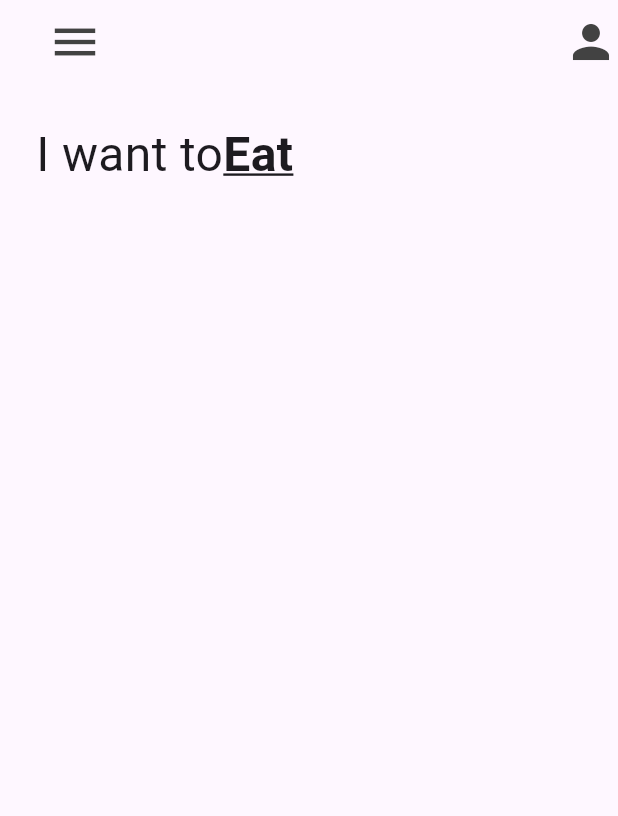
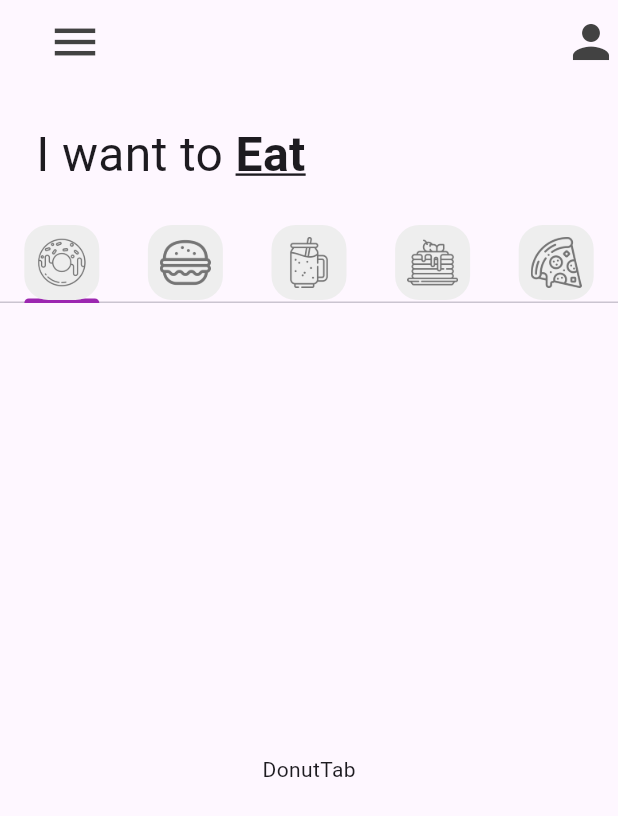
Before and after one commit to MajitoCan/reto1_donut_app_majo_ceh, a Flutter app: the screen it shows after launch, on a phone screen of 412 x 824 dp. Shown: the top 816 px of the screen. Run offline on Flutter 3.47's test engine with Material 3 defaults, Android fonts, the light colour scheme and no system bars.

Commit message:
Añadiendo_Tab

```diff
--- a/lib/main.dart
+++ b/lib/main.dart
@@ -10,8 +10,9 @@ class MainApp extends StatelessWidget {
 
   @override
   Widget build(BuildContext context) {
-    return const MaterialApp(
-      home: HomePage(),
+    return MaterialApp(
+      home: const HomePage(),
+      theme: ThemeData(tabBarTheme: const TabBarTheme(indicatorColor: Colors.purple)), //poner de color morado la barrita de abajo
     );
   }
 }
--- a/lib/pages/home_page.dart
+++ b/lib/pages/home_page.dart
@@ -1,4 +1,11 @@
 import 'package:flutter/material.dart';
+
+import '../tab/burger_tab.dart';
+import '../tab/donut_tab.dart';
+import '../tab/pancake_tab.dart';
+import '../tab/pizza_tab.dart';
+import '../tab/smoothie_tab.dart';
+import '../utils/my_tab.dart';
 
 class HomePage extends StatefulWidget {
   const HomePage({super.key});
@@ -8,9 +15,25 @@ class HomePage extends StatefulWidget {
 }
 
 class _HomePageState extends State<HomePage> {
+  List<Widget>myTabs=[
+    //donut
+    const MyTab(iconPath: 'lib/icons/donut.png'),
+
+    const MyTab(iconPath: 'lib/icons/burger.png'),
+
+    const MyTab(iconPath: 'lib/icons/smoothie.png'),
+
+    const MyTab(iconPath: 'lib/icons/pancakes.png'),
+
+    const MyTab(iconPath: 'lib/icons/pizza.png'),
+
+  ];
   @override
+
   Widget build(BuildContext context) {
-    return Scaffold(
+    return DefaultTabController(
+      length: myTabs.length,
+      child: Scaffold(
       appBar: AppBar(
           backgroundColor: Colors.transparent,
           leading: Padding(
@@ -32,13 +55,13 @@ class _HomePageState extends State<HomePage> {
               ),
             )
           ]),
-      body: const Column(children: [
+      body: Column(children: [
         //Texto a want to eat
-        Padding(
+        const Padding(
           padding: EdgeInsets.all(24.0),
           child: Row(
             children: [
-              Text('I want to', style: TextStyle(fontSize: 32)),
+              Text('I want to ', style: TextStyle(fontSize: 32)),
               Text('Eat',
                   style: TextStyle(
                       fontSize: 32,
@@ -47,8 +70,24 @@ class _HomePageState extends State<HomePage> {
             ],
           ),
         ),
+        //TabBar
+        TabBar(tabs: myTabs),
         //tab bar view
+        const Expanded(child: TabBarView(children: [
+          //Donut
+          DonutTab(),
+          //Burger
+          BurgerTab(),
+          //Smoothie
+          SmoothieTab(),
+          //Pancake
+          PancakeTab(),
+          //Pizza
+          PizzaTab(),
+        ],))
+        //Carrito
       ]),
+      ),
     );
   }
 }
--- /dev/null
+++ b/lib/tab/donut_tab.dart
@@ -0,0 +1,14 @@
+import 'package:flutter/material.dart';
+
+class DonutTab extends StatelessWidget {
+  const DonutTab({super.key});
+
+  @override
+  Widget build(BuildContext context) {
+    return Container(
+      child: const Center(
+        child: Text('DonutTab'),
+      ),
+    );
+  }
+}
--- /dev/null
+++ b/lib/utils/my_tab.dart
@@ -0,0 +1,18 @@
+import 'package:flutter/material.dart';
+
+class MyTab extends StatelessWidget {
+  final String iconPath;
+  const MyTab({super.key, required this.iconPath});
+
+  @override
+  Widget build(BuildContext context) {
+    return Tab(
+      height: 50,
+      child: Container(
+        decoration: BoxDecoration(color: Colors.grey[200], borderRadius: BorderRadius.circular(16)),
+        padding: const EdgeInsets.all(8),
+        child: Image.asset(iconPath, color: Colors.grey[600]),
+      ),
+    );
+  }
+}
```
Also changed, not shown: lib/tab/burger_tab.dart (added, +14 -0 lines), lib/tab/pancake_tab.dart (added, +14 -0 lines), lib/tab/pizza_tab.dart (added, +14 -0 lines), lib/tab/smoothie_tab.dart (added, +14 -0 lines).
